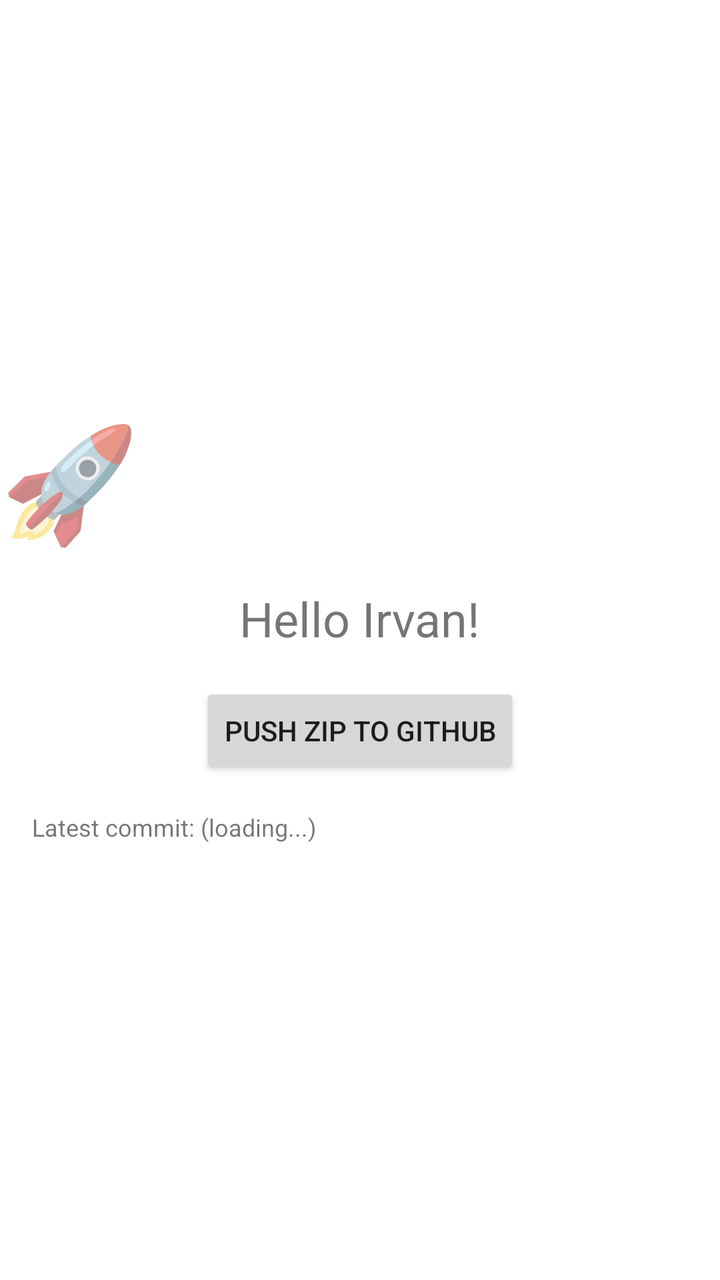
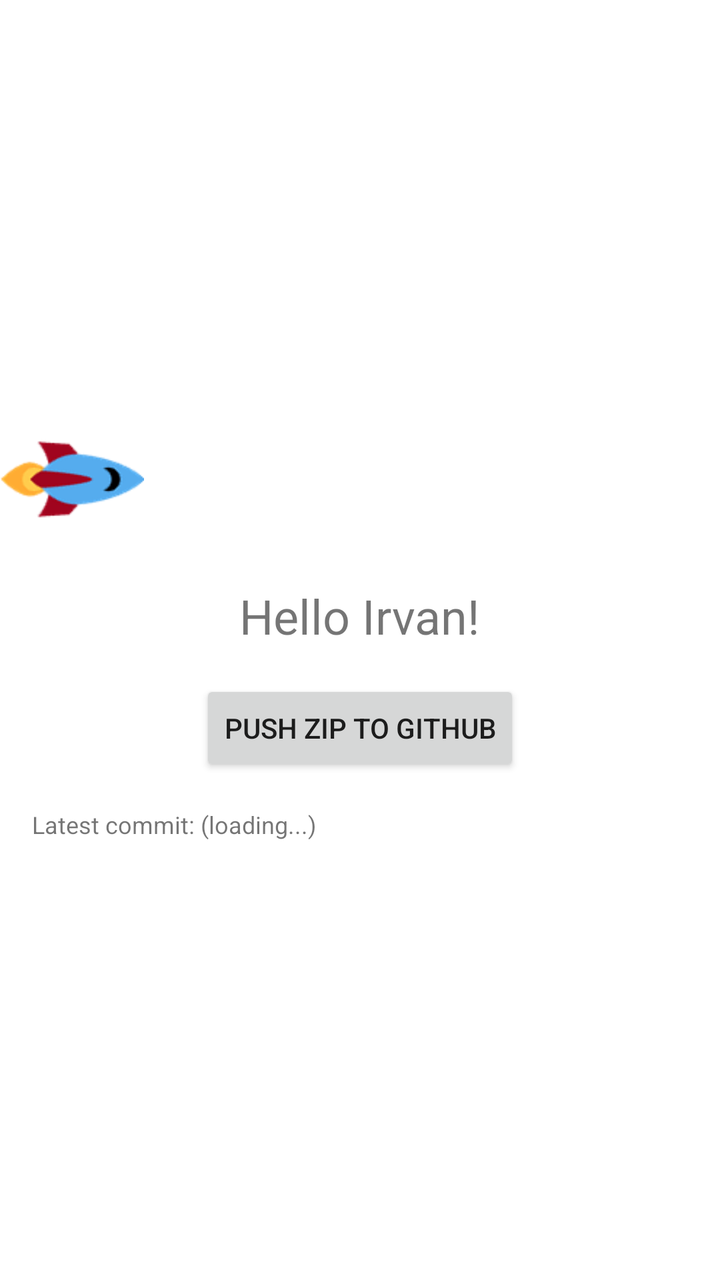

Compare the two renders of this Android layout. The source of the first and the diff that turns it into the second are given below.
<!-- AndroidManifest.xml: application theme Theme.HelloWorldAndroid -->
<!-- res/layout/activity_main.xml -->
<?xml version="1.0" encoding="utf-8"?>
<androidx.constraintlayout.widget.ConstraintLayout xmlns:android="http://schemas.android.com/apk/res/android"
    xmlns:app="http://schemas.android.com/apk/res-auto"
    xmlns:tools="http://schemas.android.com/tools"
    android:layout_width="match_parent"
    android:layout_height="match_parent"
    tools:context=".MainActivity">

    <TextView
        android:id="@+id/rocket"
        android:layout_width="wrap_content"
        android:layout_height="wrap_content"
        android:text="🚀"
        android:textSize="56sp"
        app:layout_constraintBottom_toTopOf="@id/helloText"
        app:layout_constraintStart_toStartOf="parent"
        app:layout_constraintTop_toTopOf="parent"
        app:layout_constraintVertical_chainStyle="packed" />

    <TextView
        android:id="@+id/helloText"
        android:layout_width="wrap_content"
        android:layout_height="wrap_content"
        android:text="Hello Irvan!"
        android:textSize="24sp"
        android:layout_marginTop="16dp"
        app:layout_constraintBottom_toTopOf="@id/pushButton"
        app:layout_constraintEnd_toEndOf="parent"
        app:layout_constraintStart_toStartOf="parent"
        app:layout_constraintTop_toBottomOf="@id/rocket" />

    <Button
        android:id="@+id/pushButton"
        android:layout_width="wrap_content"
        android:layout_height="wrap_content"
        android:layout_marginTop="16dp"
        android:text="Push ZIP to GitHub"
        app:layout_constraintBottom_toTopOf="@id/commitText"
        app:layout_constraintEnd_toEndOf="parent"
        app:layout_constraintStart_toStartOf="parent"
        app:layout_constraintTop_toBottomOf="@id/helloText" />

    <TextView
        android:id="@+id/commitText"
        android:layout_width="0dp"
        android:layout_height="wrap_content"
        android:layout_margin="16dp"
        android:text="Latest commit: (loading...)"
        android:textSize="12sp"
        app:layout_constraintBottom_toBottomOf="parent"
        app:layout_constraintEnd_toEndOf="parent"
        app:layout_constraintStart_toStartOf="parent"
        app:layout_constraintTop_toBottomOf="@id/pushButton" />

</androidx.constraintlayout.widget.ConstraintLayout>
<!-- resources referenced by this layout -->
<resources>
  <style name="Theme.HelloWorldAndroid" parent="Theme.MaterialComponents.DayNight.NoActionBar">
          
      </style>
</resources>

<!-- the commit's change to res/layout/activity_main.xml (unified diff, before → after) -->
@@ -6,12 +6,12 @@
     android:layout_height="match_parent"
     tools:context=".MainActivity">
 
-    <TextView
+    <ImageView
         android:id="@+id/rocket"
-        android:layout_width="wrap_content"
-        android:layout_height="wrap_content"
-        android:text="🚀"
-        android:textSize="56sp"
+        android:layout_width="72dp"
+        android:layout_height="72dp"
+        android:contentDescription="Rocket"
+        android:src="@drawable/rocket_right"
         app:layout_constraintBottom_toTopOf="@id/helloText"
         app:layout_constraintStart_toStartOf="parent"
         app:layout_constraintTop_toTopOf="parent"
<!-- resource entries referenced after the edit -->
@@ -1,5 +1,6 @@
 <!-- resources referenced by this layout -->
 <resources>
+  <!-- drawable rocket_right: png bitmap (drawable, 4071 bytes) -->
   <style name="Theme.HelloWorldAndroid" parent="Theme.MaterialComponents.DayNight.NoActionBar">
           
       </style>
